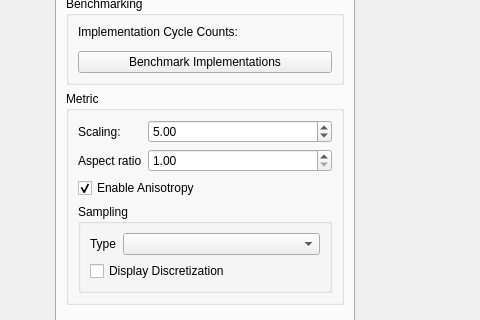
The window that UserInterface/MainWindow.ui (wibus/GpuMesh) describes before a commit, drawn with Qt 5; both pictures show x 195 to 675 and y 173 to 493 of the 800 by 857 pixel window.
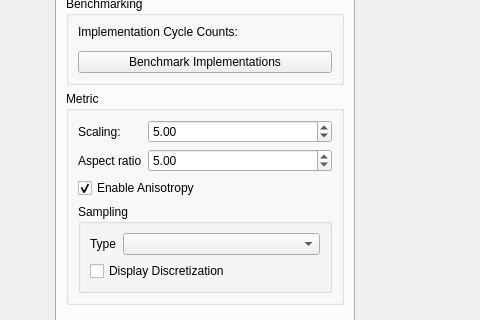
The same window after the commit. The open tabs and pages were chosen to show the change.

Commit message: Bug fix : set aspect ratio in texture metric sampling

```diff
--- a/UserInterface/MainWindow.ui
+++ b/UserInterface/MainWindow.ui
@@ -289,7 +289,7 @@
               <double>100.000000000000000</double>
              </property>
              <property name="value">
-              <double>1.000000000000000</double>
+              <double>5.000000000000000</double>
              </property>
             </widget>
            </item>
```
Left out of the diff: 2 changed lines with no effect on the pictures. The commit also changes 2 other files.
